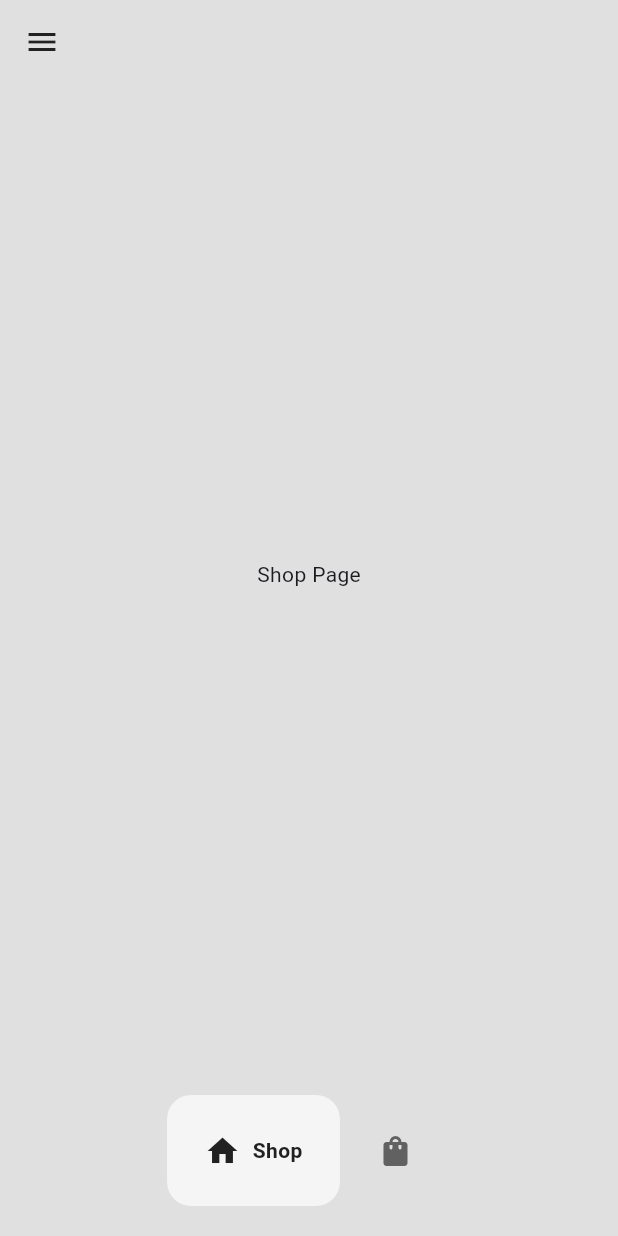
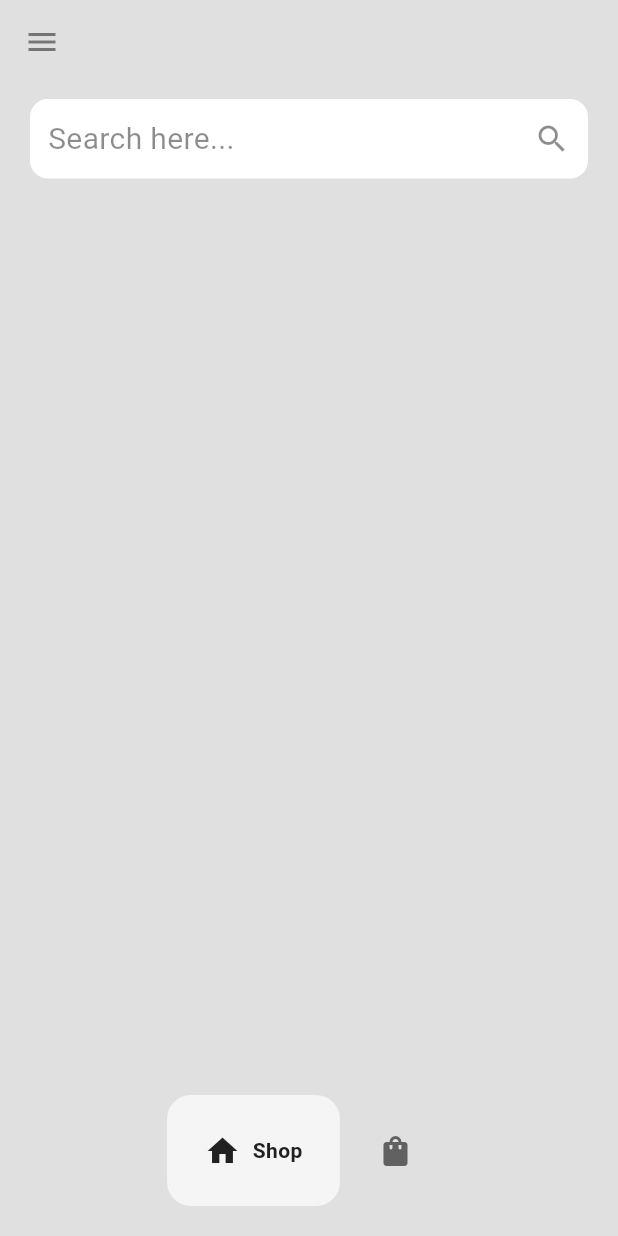
Before and after one commit to jahiduljeesan/FlutterE-commerce, a Flutter app: the Homepage screen opened directly, on a phone screen of 412 x 824 dp. Run offline on Flutter 3.47's test engine with Material 3 defaults, Android fonts, the phone set to English and light mode, and no system bars; drawn by our look-alikes of google_nav_bar.

Commit message:
added search section

```diff
--- a/lib/pages/homepage.dart
+++ b/lib/pages/homepage.dart
@@ -40,7 +40,7 @@
         leading: Builder(
           builder: (context) => IconButton(
             onPressed: () => Scaffold.of(context).openDrawer(),
-            icon: Icon(Icons.menu, color: Colors.grey[900]),
+            icon: Icon(Icons.menu, color: Colors.grey[600]),
           ),
         ),
       ),
--- a/lib/pages/shop_page.dart
+++ b/lib/pages/shop_page.dart
@@ -1,4 +1,4 @@
-import 'package:flutter/cupertino.dart';
+import 'package:flutter/material.dart';
 
 class ShopPage extends StatefulWidget {
   const ShopPage({super.key});
@@ -11,8 +11,33 @@
   @override
   Widget build(BuildContext context) {
     return Center(
-      child: Text(
-        'Shop Page'
+      child: Column(
+        children: [
+          Container(
+            margin: EdgeInsets.symmetric(vertical: 10,horizontal: 20),
+            padding: EdgeInsets.all(12),
+            decoration: BoxDecoration(
+              color: Colors.white,
+              borderRadius: BorderRadius.circular(12)
+            ),
+            child: Row(
+              mainAxisAlignment: MainAxisAlignment.spaceBetween,
+              children: [
+                Text(
+                  'Search here...',
+                  style: TextStyle(
+                    color: Colors.black45,
+                    fontSize: 20
+                  ),
+                ),
+                Icon(
+                  Icons.search,
+                  color: Colors.black45,
+                )
+              ],
+            ),
+          )
+        ],
       ),
     );
   }
```
